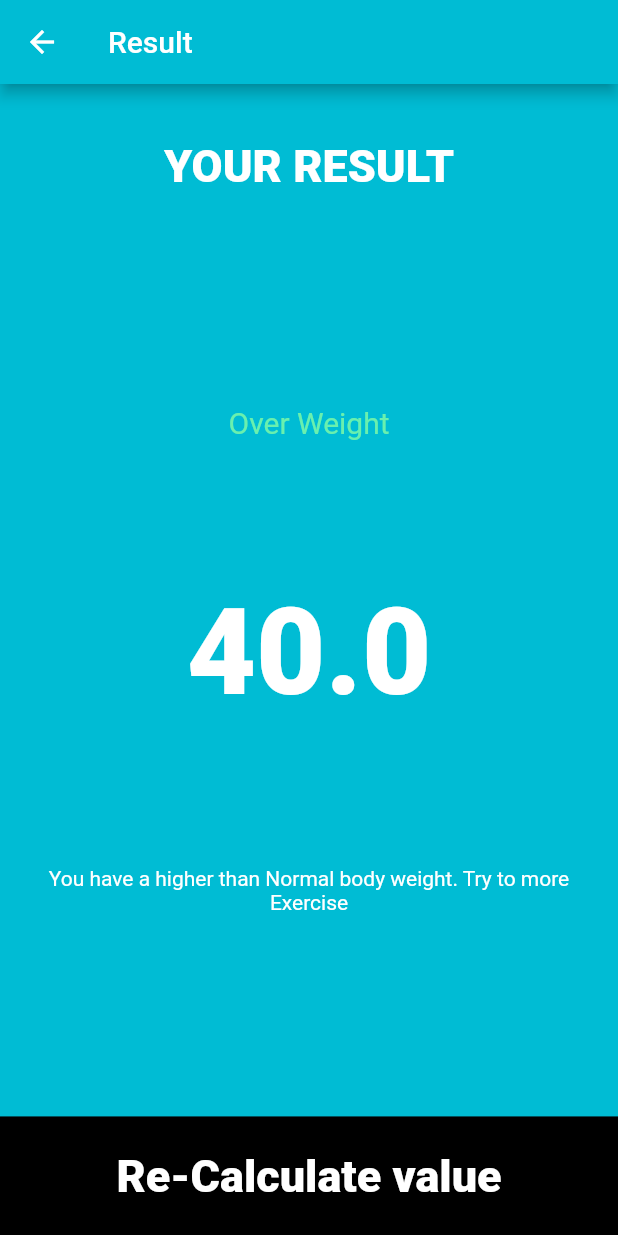
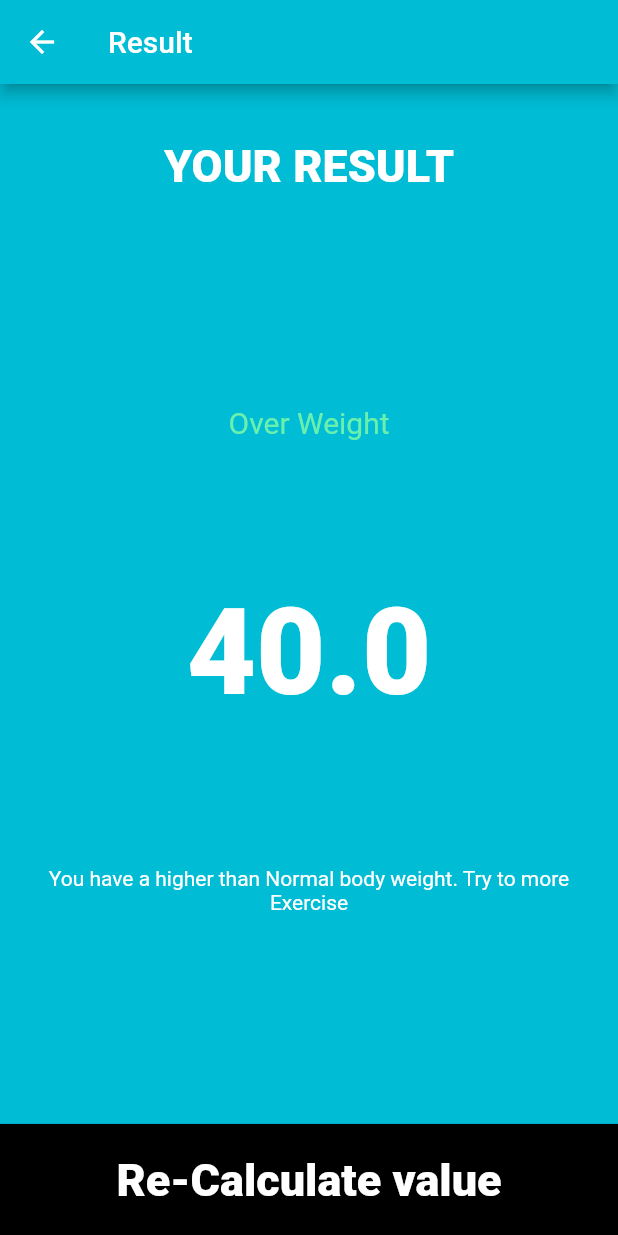
Before and after one commit to Aadnanikram/New_BMI, a Flutter app: the screen it shows after launch, after a tap on "Calculate", on a phone screen of 412 x 824 dp. Run offline on Flutter 3.47's test engine with Material 2 defaults, Android fonts, the phone set to English and light mode, and no system bars; our stand-ins replace flutter_spinkit, font_awesome_flutter.

Commit message:
All size box fonts and icon value set

```diff
--- a/lib/RepeateTextIcon.dart
+++ b/lib/RepeateTextIcon.dart
@@ -14,7 +14,7 @@ class RepeateTextIcon extends StatelessWidget {
         Icon(
           iconData,
           //FontAwesomeIcons.male,
-          size: 50.0,
+          size: 40.0,
         ),
         SizedBox(height: 10),
         Text(
--- a/lib/Repeate_contanier.dart
+++ b/lib/Repeate_contanier.dart
@@ -14,7 +14,7 @@ class Repeate_contanier extends StatelessWidget {
         margin: EdgeInsets.all(10.0),
         decoration: BoxDecoration(
             color: colors,
-            borderRadius: BorderRadiusDirectional.circular(15.0)),
+            borderRadius: BorderRadiusDirectional.circular(20.0)),
       ),
     );
   }
--- a/lib/Resultfind.dart
+++ b/lib/Resultfind.dart
@@ -57,9 +57,9 @@ class Resultfind extends StatelessWidget {
                     child: Text('Re-Calculate value', style: ConstentTextLabe3),
                   ),
                   color: Colors.black,
-                  height: 40,
+                  height: 30,
                   width: double.infinity,
-                  margin: EdgeInsets.only(top: 30),
+                  margin: EdgeInsets.only(top: 35),
                 ),
               ),
             ),
```
